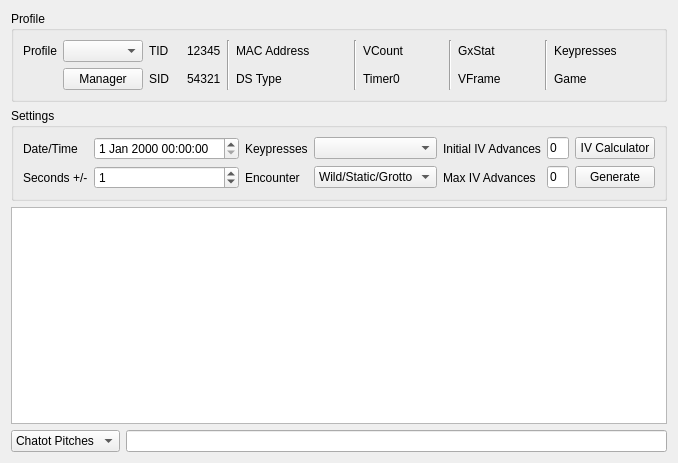
First picture: the form in Form/Gen5/Tools/AdjacentSeed.ui, repository Admiral-Fish/PokeFinder, before the edit.
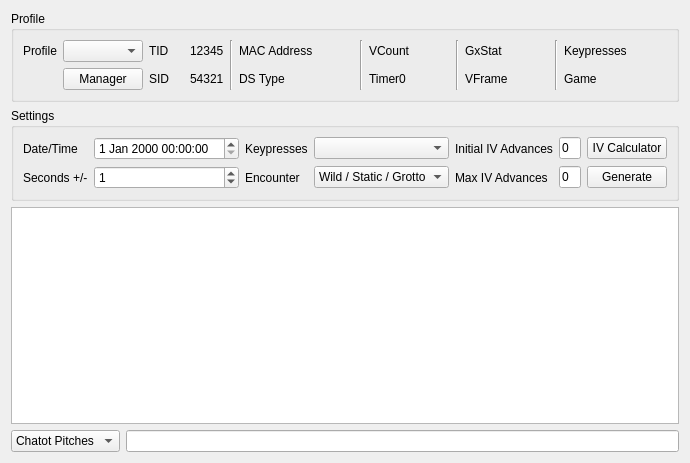
Second picture: the form after the edit. Custom widgets are drawn as their Qt base class.

Diff of the .ui file:
```diff
--- a/Form/Gen5/Tools/AdjacentSeed.ui
+++ b/Form/Gen5/Tools/AdjacentSeed.ui
@@ -275,7 +275,7 @@
        <widget class="QComboBox" name="comboBoxMethod">
         <item>
          <property name="text">
-          <string>Wild/Static/Grotto</string>
+          <string>Wild / Static / Grotto</string>
          </property>
         </item>
         <item>
```
Left out of the diff: 2 changed lines with no effect on the pictures.
